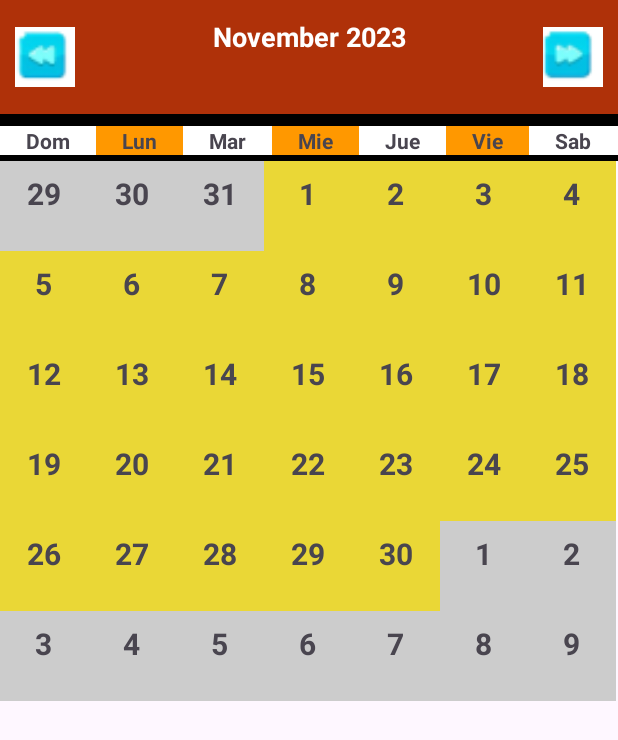
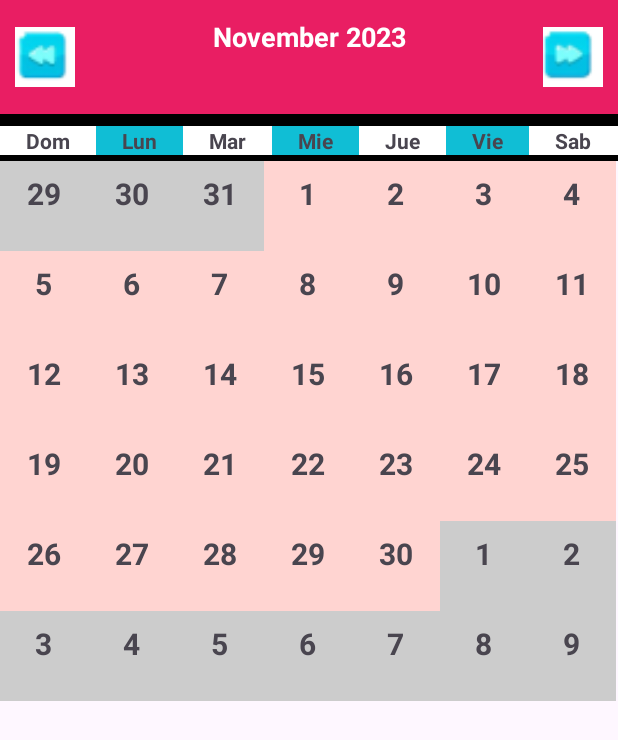
Before and after one commit to matttuuu/app-calendarioEvaluaciones, an Android app: the Activity5 screen opened directly, with no data from a screen before it, on a phone screen of 412 x 824 dp. Shown: the top 740 px of the screen. Run offline under Robolectric (Android 15) with nearby library versions, the phone set to English and light mode, and no system bars.

Commit message:
Modificar colores calendarios

```diff
--- a/CalendarAppIDRA/app/src/main/java/com/example/calendarapp_idra/MyGridAdapter.java
+++ b/CalendarAppIDRA/app/src/main/java/com/example/calendarapp_idra/MyGridAdapter.java
@@ -60,7 +60,7 @@ public class MyGridAdapter extends ArrayAdapter {
         }
 
         if (displayMonth == currentMonth && displayYear == currentYear){
-            view.setBackgroundColor(getContext().getResources().getColor(R.color.green)); //PARA CAMBIAR EL COLOR RESALTADOS DE LOS DÍAS DEL MES. EL COLOR ESTA ALOJADO EN RES/VALUES/COLORS.XML, AHI SE PUEDEN CREAR LOS QUE QUIERAS CON LAS ETIQUETAS.
+            view.setBackgroundColor(getContext().getResources().getColor(R.color.lightblue)); //PARA CAMBIAR EL COLOR RESALTADOS DE LOS DÍAS DEL MES. EL COLOR ESTA ALOJADO EN RES/VALUES/COLORS.XML, AHI SE PUEDEN CREAR LOS QUE QUIERAS CON LAS ETIQUETAS.
         }
         else {
             view.setBackgroundColor(Color.parseColor("#cccccc"));
--- a/CalendarAppIDRA/app/src/main/java/com/example/calendarapp_idra/MyGridAdapterEducacion.java
+++ b/CalendarAppIDRA/app/src/main/java/com/example/calendarapp_idra/MyGridAdapterEducacion.java
@@ -58,7 +58,7 @@ public class MyGridAdapterEducacion extends ArrayAdapter {
         }
 
         if (displayMonthEdu == currentMonthEdu && displayYearEdu == currentYearEdu){
-            view.setBackgroundColor(getContext().getResources().getColor(R.color.lightyellow)); //PARA CAMBIAR EL COLOR RESALTADOS DE LOS DÍAS DEL MES. EL COLOR ESTA ALOJADO EN RES/VALUES/COLORS.XML
+            view.setBackgroundColor(getContext().getResources().getColor(R.color.lightpink)); //PARA CAMBIAR EL COLOR RESALTADOS DE LOS DÍAS DEL MES. EL COLOR ESTA ALOJADO EN RES/VALUES/COLORS.XML
         }
         else {
             view.setBackgroundColor(Color.parseColor("#cccccc"));
--- a/CalendarAppIDRA/app/src/main/java/com/example/calendarapp_idra/MyGridAdapterPsicopedagogia.java
+++ b/CalendarAppIDRA/app/src/main/java/com/example/calendarapp_idra/MyGridAdapterPsicopedagogia.java
@@ -58,7 +58,7 @@ public class MyGridAdapterPsicopedagogia extends ArrayAdapter {
         }
 
         if (displayMonthPsico == currentMonthPsico && displayYearPsico == currentYearPsico){
-            view.setBackgroundColor(getContext().getResources().getColor(R.color.lightyellow)); //PARA CAMBIAR EL COLOR RESALTADOS DE LOS DÍAS DEL MES. EL COLOR ESTA ALOJADO EN RES/VALUES/COLORS.XML
+            view.setBackgroundColor(getContext().getResources().getColor(R.color.lilac)); //PARA CAMBIAR EL COLOR RESALTADOS DE LOS DÍAS DEL MES. EL COLOR ESTA ALOJADO EN RES/VALUES/COLORS.XML
         }
         else {
             view.setBackgroundColor(Color.parseColor("#cccccc"));
--- a/CalendarAppIDRA/app/src/main/java/com/example/calendarapp_idra/MyGridAdapterSeguridad.java
+++ b/CalendarAppIDRA/app/src/main/java/com/example/calendarapp_idra/MyGridAdapterSeguridad.java
@@ -58,7 +58,7 @@ public class MyGridAdapterSeguridad extends ArrayAdapter {
         }
 
         if (displayMonthSeg == currentMonthSeg && displayYearSeg == currentYearSeg){
-            view.setBackgroundColor(getContext().getResources().getColor(R.color.lightyellow)); //PARA CAMBIAR EL COLOR RESALTADOS DE LOS DÍAS DEL MES. EL COLOR ESTA ALOJADO EN RES/VALUES/COLORS.XML
+            view.setBackgroundColor(getContext().getResources().getColor(R.color.lightgreen)); //PARA CAMBIAR EL COLOR RESALTADOS DE LOS DÍAS DEL MES. EL COLOR ESTA ALOJADO EN RES/VALUES/COLORS.XML
         }
         else {
             view.setBackgroundColor(Color.parseColor("#cccccc"));
--- a/CalendarAppIDRA/app/src/main/res/layout/calendar_layout_edu.xml
+++ b/CalendarAppIDRA/app/src/main/res/layout/calendar_layout_edu.xml
@@ -10,7 +10,7 @@
         android:orientation="horizontal"
         android:paddingTop="8dp"
         android:paddingBottom="8dp"
-        android:background="#AF3109">
+        android:background="#E91E63">
 
         <ImageButton
             android:layout_width="40dp"
@@ -62,7 +62,7 @@
             android:layout_height="wrap_content"
             android:gravity="center"
             android:text="Lun"
-            android:background="#FF9800"
+            android:background="#10BED5"
             android:layout_marginTop="4dp"
             android:layout_weight="1"
             android:textStyle="bold"
@@ -82,7 +82,7 @@
             android:layout_height="wrap_content"
             android:gravity="center"
             android:text="Mie"
-            android:background="#FF9800"
+            android:background="#10BED5"
             android:layout_marginTop="4dp"
             android:layout_weight="1"
             android:textStyle="bold"
@@ -102,7 +102,7 @@
             android:layout_height="wrap_content"
             android:gravity="center"
             android:text="Vie"
-            android:background="#FF9800"
+            android:background="#10BED5"
             android:layout_marginTop="4dp"
             android:layout_weight="1"
             android:textStyle="bold"
--- a/CalendarAppIDRA/app/src/main/res/layout/calendar_layout_psico.xml
+++ b/CalendarAppIDRA/app/src/main/res/layout/calendar_layout_psico.xml
@@ -10,7 +10,7 @@
         android:orientation="horizontal"
         android:paddingTop="8dp"
         android:paddingBottom="8dp"
-        android:background="#AF3109">
+        android:background="#06B2C8">
 
         <ImageButton
             android:layout_width="40dp"
--- a/CalendarAppIDRA/app/src/main/res/values/colors.xml
+++ b/CalendarAppIDRA/app/src/main/res/values/colors.xml
@@ -4,4 +4,8 @@
     <color name="white">#FFFFFFFF</color>
     <color name="green">@android:color/holo_green_dark</color>
     <color name="lightyellow">#EAD736</color>
+    <color name="lightpink">#FFD4D1</color>
+    <color name="lilac">#E5A7F6</color>
+    <color name="lightgreen">#A2FFA6</color>
+    <color name="lightblue">#929EDF</color>
 </resources>
```
Also changed, not shown: CalendarAppIDRA/app/src/main/res/layout/calendar_layout_seg.xml (+4 -4 lines).
